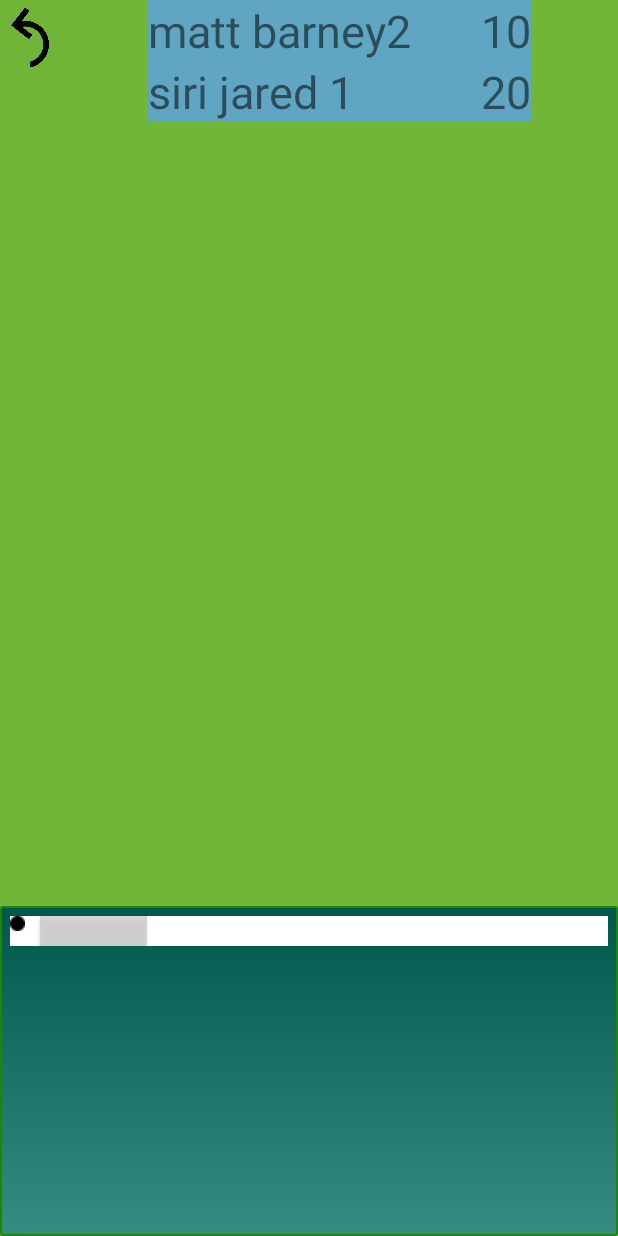
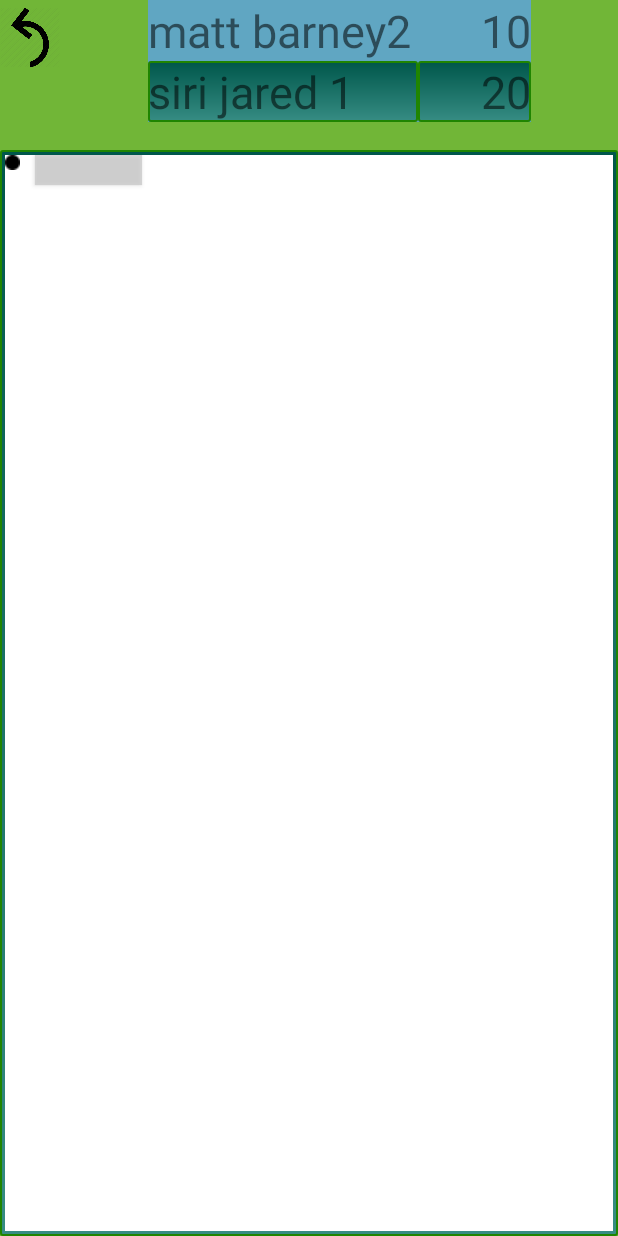
Before and after one commit to MattBarney/PigsInAPen, an Android app: the GameDisplay screen opened directly, with no data from a screen before it, on a phone screen of 412 x 824 dp. Run offline under Robolectric (Android 15) with nearby library versions, the phone set to English and light mode, and no system bars.

Commit message:
last change in Alvee_02, before merging with MVPtest.

```diff
--- a/app/src/main/java/com/example/pigsinapen/GameDisplay.java
+++ b/app/src/main/java/com/example/pigsinapen/GameDisplay.java
@@ -79,12 +79,14 @@ public class GameDisplay extends AppCompatActivity implements View.OnClickListen
 
       dot.setLayoutParams(dot_params);
 
+
       RelativeLayout.LayoutParams horizontal_params =
         gameBoard.getHorizontalFences()[0][2].getFenceButtonParams();
       horizontal_params.addRule(RelativeLayout.ALIGN_RIGHT, dot.getId());
       horizontal_params.setMargins(30, 0, 0, 0);
 
       gameBoard.getHorizontalFences()[0][0].getFenceButton().setLayoutParams(horizontal_params);
+
 
 
 
--- a/app/src/main/res/layout/activity_game_display.xml
+++ b/app/src/main/res/layout/activity_game_display.xml
@@ -25,18 +25,17 @@
     <androidx.constraintlayout.widget.ConstraintLayout
         android:id="@+id/layout"
         android:layout_width="match_parent"
-        android:layout_height="wrap_content"
-        android:padding="10px"
+        android:layout_height="match_parent"
 
+        android:layout_marginTop="100dp"
         android:background="@drawable/pop_bg"
 
-        android:maxHeight="450dp"
-        android:minHeight="220dp"
+        android:padding="3dp"
         app:layout_constraintBottom_toBottomOf="parent"
         app:layout_constraintEnd_toEndOf="parent"
         app:layout_constraintHorizontal_bias="0.0"
-
-        app:layout_constraintStart_toStartOf="parent">
+        app:layout_constraintStart_toStartOf="parent"
+        app:layout_constraintTop_toTopOf="parent">
 
     </androidx.constraintlayout.widget.ConstraintLayout>
 
@@ -48,11 +47,12 @@
         android:id="@+id/scoreBoard"
         android:layout_width="wrap_content"
         android:layout_height="wrap_content"
-        android:background="@color/buttonBackgroundColor_from_xml"
+        android:background="@color/buttonBackgroundColor"
 
         app:layout_constraintEnd_toEndOf="parent"
         app:layout_constraintStart_toEndOf="@+id/gobackMain"
         app:layout_constraintTop_toTopOf="parent">
+
 
         <TextView
             android:id="@+id/playerTwoScore"
@@ -62,6 +62,7 @@
             android:gravity="end"
             android:minWidth="75dp"
             android:text="20"
+            android:background="@drawable/pop_bg"
             android:textSize="30sp"
             app:layout_constraintBottom_toBottomOf="parent"
             app:layout_constraintEnd_toEndOf="parent" />
@@ -89,6 +90,7 @@
 
             android:minWidth="180dp"
             android:text="siri jared 12"
+            android:background="@drawable/pop_bg"
             android:textSize="30sp"
             app:layout_constraintBottom_toBottomOf="parent"
             app:layout_constraintEnd_toStartOf="@+id/playerTwoScore"
--- a/app/src/main/res/layout/activity_main.xml
+++ b/app/src/main/res/layout/activity_main.xml
@@ -14,7 +14,7 @@
         android:id="@+id/SetupGameButton"
         android:layout_width="204dp"
         android:layout_height="71dp"
-        android:background="@color/buttonBackgroundColor_from_xml"
+        android:background="@color/buttonBackgroundColor"
         android:onClick="goToSettings"
         android:text="SET UP GAME"
         android:textColor="@color/titleColor"
@@ -30,7 +30,7 @@
         android:id="@+id/PlayNowButton"
         android:layout_width="204dp"
         android:layout_height="71dp"
-        android:background="@color/buttonBackgroundColor_from_xml"
+        android:background="@color/buttonBackgroundColor"
         android:onClick="goToGameDisplay"
         android:text="Play Now"
         android:textColor="@color/titleColor"
--- a/app/src/main/res/layout/activity_settings.xml
+++ b/app/src/main/res/layout/activity_settings.xml
@@ -78,7 +78,7 @@
             android:layout_height="wrap_content"
             android:layout_marginEnd="8dp"
             android:layout_marginRight="8dp"
-            android:background="@color/buttonBackgroundColor_from_xml"
+            android:background="@color/buttonBackgroundColor"
 
             android:onClick="toggleOpponent"
             android:textOff="@string/computerOpponent"
@@ -95,7 +95,7 @@
             android:layout_height="wrap_content"
             android:layout_marginStart="8dp"
             android:layout_marginLeft="8dp"
-            android:background="@color/buttonBackgroundColor_from_xml"
+            android:background="@color/buttonBackgroundColor"
 
             android:onClick="toggleOpponent"
             android:textOff="@string/humanOpponent"
@@ -204,7 +204,7 @@
         android:layout_width="260dp"
         android:layout_height="wrap_content"
         android:layout_marginBottom="40dp"
-        android:background="@color/buttonBackgroundColor_from_xml"
+        android:background="@color/buttonBackgroundColor"
 
         android:onClick="play"
         android:text="@string/playButton"
--- a/app/src/main/res/values/colors.xml
+++ b/app/src/main/res/values/colors.xml
@@ -8,8 +8,7 @@
     <color name="titleColor">#000000</color>
 
 
-    //this is value is from XML value
-    <color name="buttonBackgroundColor_from_xml">#60A6C2</color>
+    <color name="buttonBackgroundColor">#60A6C2</color>
     <color name="gameDisplayBackground">#71b637</color>
 
 
```
